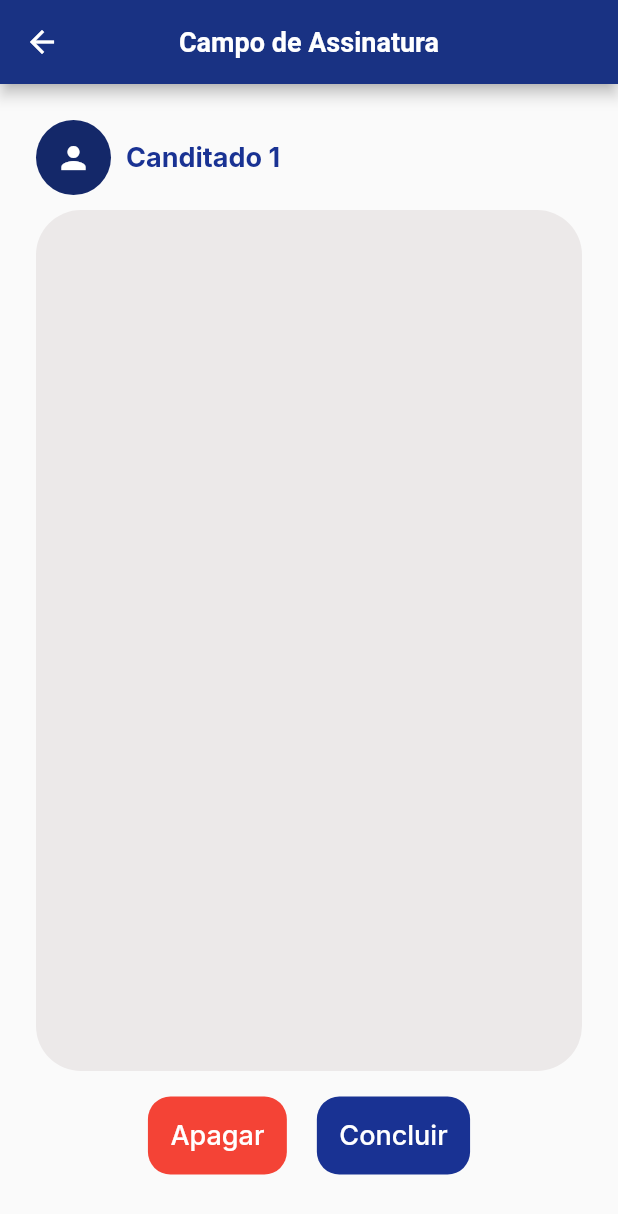
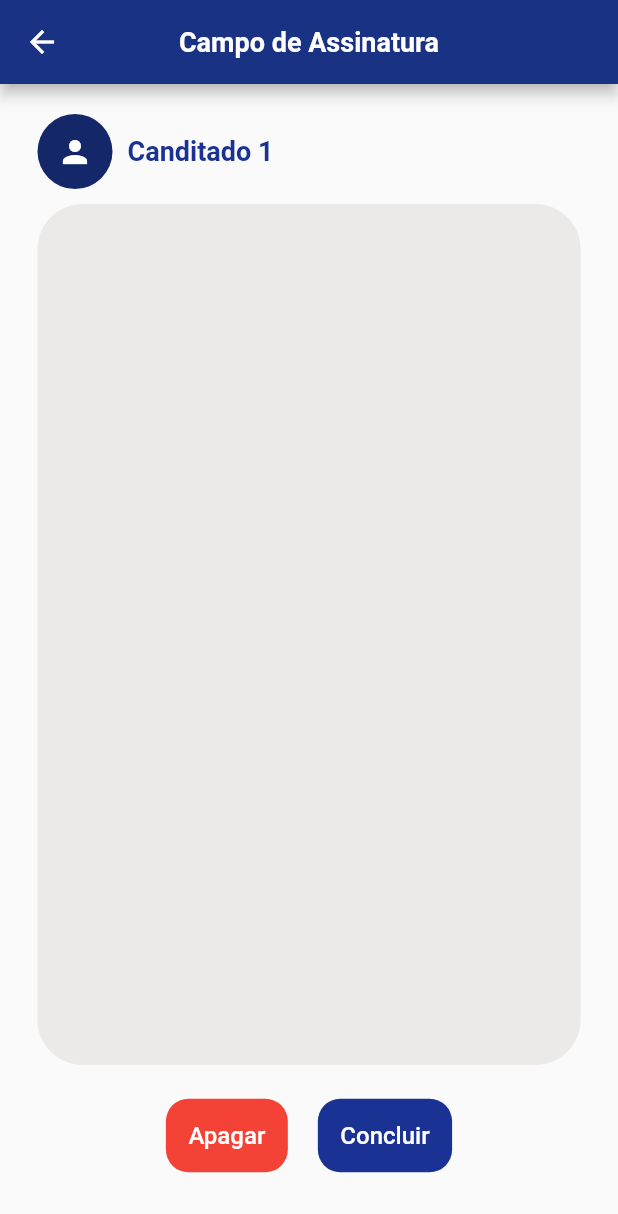
Before and after one commit to alvarobcprado/flutter-rh-recruit, a Flutter app: the CandidatesPage screen opened by its route, after a tap on an icon or button, on a phone screen of 412 x 824 dp. Shown: the top 1214 px of the screen. Run offline on Flutter 3.47's test engine with Material 2 defaults, Android fonts, the light colour scheme and no system bars; drawn by our look-alikes of signature; our stand-ins replace google_fonts.

Commit message:
change design details

```diff
--- a/lib/core/app-text-styles.dart
+++ b/lib/core/app-text-styles.dart
@@ -15,25 +15,25 @@ class AppTextStyles {
     color: Colors.white,
   );
 
-  static final TextStyle listItens = GoogleFonts.playfairDisplay(
+  static final TextStyle listItens = GoogleFonts.roboto(
     fontWeight: FontWeight.w400,
     fontSize: 18,
     color: Colors.black,
   );
 
-  static final TextStyle buttom = GoogleFonts.inter(
+  static final TextStyle buttom = GoogleFonts.roboto(
     fontWeight: FontWeight.w500,
-    fontSize: 18,
+    fontSize: 16,
     color: AppColors.white,
   );
 
-  static final TextStyle faults = GoogleFonts.inter(
+  static final TextStyle faults = GoogleFonts.roboto(
     fontWeight: FontWeight.bold,
     fontSize: 12,
     color: Colors.white,
   );
 
-  static final TextStyle faultsNumber = GoogleFonts.inter(
+  static final TextStyle faultsNumber = GoogleFonts.roboto(
     fontWeight: FontWeight.bold,
     fontSize: 17,
     color: AppColors.primary,
@@ -45,43 +45,43 @@ class AppTextStyles {
     color: AppColors.lightGrey,
   );
 
-  static final TextStyle heading = GoogleFonts.inter(
+  static final TextStyle heading = GoogleFonts.roboto(
     fontWeight: FontWeight.w500,
     fontSize: 20,
     color: AppColors.primary,
   );
 
-  static final TextStyle heading15 = GoogleFonts.inter(
+  static final TextStyle heading15 = GoogleFonts.roboto(
     fontWeight: FontWeight.w700,
     fontSize: 15,
     color: AppColors.primary,
   );
 
-  static final TextStyle heading17 = GoogleFonts.inter(
+  static final TextStyle heading17 = GoogleFonts.roboto(
     fontWeight: FontWeight.w700,
     fontSize: 18,
     color: AppColors.primary,
   );
 
-  static final TextStyle heading22 = GoogleFonts.inter(
+  static final TextStyle heading22 = GoogleFonts.roboto(
     fontWeight: FontWeight.w700,
     fontSize: 22,
     color: AppColors.primary,
   );
 
-  static final TextStyle body = GoogleFonts.inter(
+  static final TextStyle body = GoogleFonts.roboto(
     fontWeight: FontWeight.w500,
     fontSize: 15,
     color: AppColors.grey,
   );
 
-  static final TextStyle bodyLightGrey = GoogleFonts.inter(
+  static final TextStyle bodyLightGrey = GoogleFonts.roboto(
     fontWeight: FontWeight.w500,
     fontSize: 15,
     color: AppColors.lightGrey,
   );
 
-  static final TextStyle bodyLightPrimary = GoogleFonts.inter(
+  static final TextStyle bodyLightPrimary = GoogleFonts.roboto(
     fontWeight: FontWeight.w500,
     fontSize: 15,
     color: AppColors.primaryLight,
--- a/lib/pages/candidates/candidates-page.dart
+++ b/lib/pages/candidates/candidates-page.dart
@@ -97,12 +97,14 @@ class _CandidatesPageState extends State<CandidatesPage> {
           ]),
       body: SafeArea(
         child: ListView.builder(
+          padding: EdgeInsets.symmetric(horizontal: 20),
           itemCount: candidates.length,
           itemBuilder: (context, index) {
             return Container(
               alignment: Alignment.center,
               height: 75,
               child: ListTile(
+                contentPadding: EdgeInsets.zero,
                 title: Text(
                   candidates[index].name,
                   style: AppTextStyles.listItens,
@@ -113,6 +115,7 @@ class _CandidatesPageState extends State<CandidatesPage> {
                   children: [
                     Icon(
                       Icons.border_color,
+                      size: 20,
                       color: candidates[index].presence
                           ? Colors.green
                           : Colors.grey,
@@ -120,6 +123,7 @@ class _CandidatesPageState extends State<CandidatesPage> {
                     SizedBox(width: 10),
                     Icon(
                       Icons.assignment,
+                      size: 20,
                       color: candidates[index].interviewed
                           ? candidates[index].result
                           : Colors.grey,
--- a/lib/pages/home/home-page.dart
+++ b/lib/pages/home/home-page.dart
@@ -43,7 +43,7 @@ class _HomePageState extends State<HomePage> {
     return Scaffold(
       body: SafeArea(
         child: ListView(
-          padding: EdgeInsets.symmetric(horizontal: 24),
+          padding: EdgeInsets.symmetric(horizontal: 20),
           children: <Widget>[
             SizedBox(height: 50),
             Column(
--- a/lib/pages/interview/interview-page.dart
+++ b/lib/pages/interview/interview-page.dart
@@ -33,7 +33,7 @@ class _InterviewPageState extends State<InterviewPage> {
       ),
       body: SafeArea(
         child: ListView(
-          padding: EdgeInsets.symmetric(horizontal: 24),
+          padding: EdgeInsets.symmetric(horizontal: 25),
           children: <Widget>[
             SizedBox(height: 10),
             buildCandidateInfo(candidate),
--- a/lib/pages/interview/widgets/interview-widgets.dart
+++ b/lib/pages/interview/widgets/interview-widgets.dart
@@ -91,6 +91,7 @@ Widget buildChip(BuildContext context, Function func, int point, String label) {
 Widget buildFaultsBtn(BuildContext context, Function changePointColor) {
   return Wrap(
     spacing: 10,
+    runSpacing: 10,
     alignment: WrapAlignment.center,
     children: [
       buildChip(context, changePointColor, 1, 'Leve'),
--- a/lib/pages/signature/signature-page.dart
+++ b/lib/pages/signature/signature-page.dart
@@ -34,7 +34,7 @@ class _SignaturePageState extends State<SignaturePage> {
       ),
       body: SafeArea(
         child: Padding(
-          padding: const EdgeInsets.all(24.0),
+          padding: const EdgeInsets.symmetric(horizontal: 25, vertical: 20),
           child: Column(
             children: [
               buildSignatureCandidateInfo(candidate),
```
